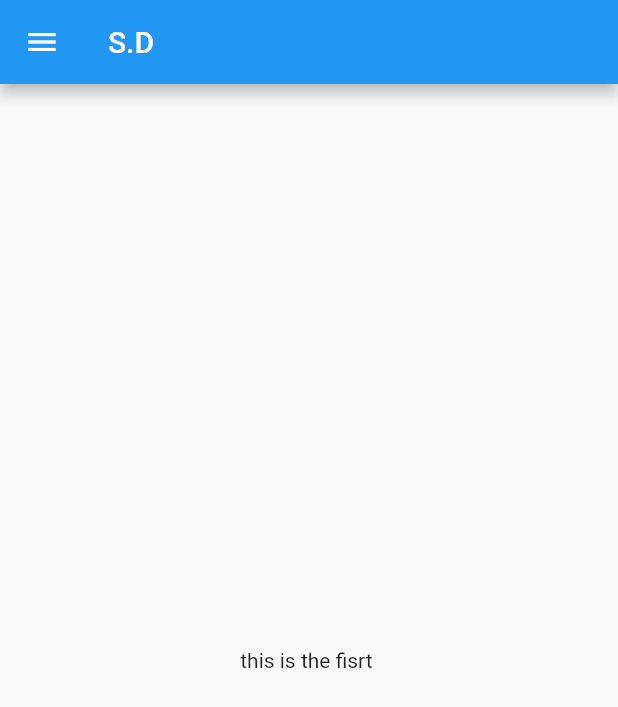
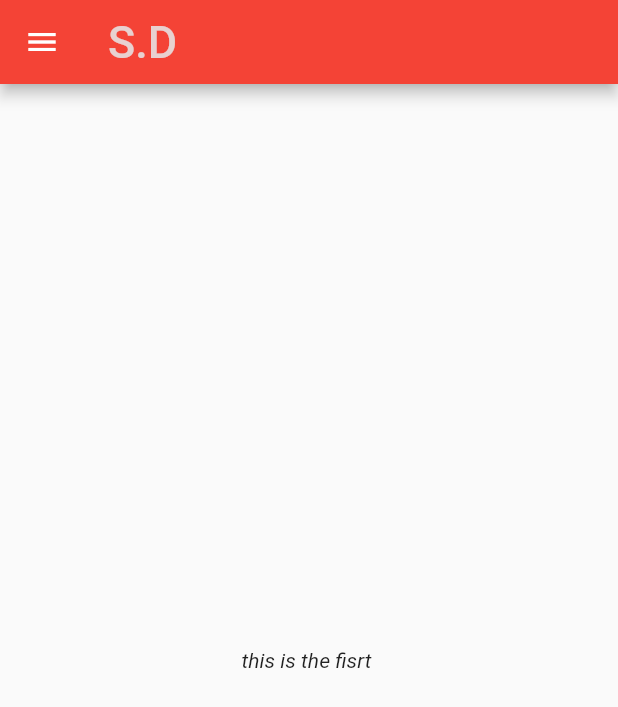
Before and after one commit to raunak581/flutter, a Flutter app: the screen it shows after launch, on a phone screen of 412 x 824 dp. Shown: the top 707 px of the screen. Run offline on Flutter 3.47's test engine with Material 2 defaults, Android fonts, the phone set to English and light mode, and no system bars.

Commit message:
day 2 completerd

```diff
--- a/lib/main.dart
+++ b/lib/main.dart
@@ -10,8 +10,13 @@ class MyApp extends StatelessWidget {
 
   @override
   Widget build(BuildContext context) {
-    return const MaterialApp(
+    return MaterialApp(
       home: HomePage(),
+      themeMode: ThemeMode.dark,
+      theme: ThemeData(primarySwatch: Colors.blue),
+      darkTheme: ThemeData(
+        primarySwatch: Colors.red,
+      ),
     );
   }
 }
--- a/lib/page.dart
+++ b/lib/page.dart
@@ -7,10 +7,19 @@ class HomePage extends StatelessWidget {
   Widget build(BuildContext context) {
     return Scaffold(
       appBar: AppBar(
-        title: const Text("S.D"),
+        title: const Text(
+          "S.D",
+          style: TextStyle(
+              fontSize: 30, color: Color.fromARGB(255, 232, 209, 208)),
+        ),
       ),
       body: const Center(
-        child: Text("this is the fisrt "),
+        child: Text(
+          "this is the fisrt ",
+          style: TextStyle(
+            fontStyle: FontStyle.italic,
+          ),
+        ),
       ),
       drawer: const Drawer(),
     );
```
